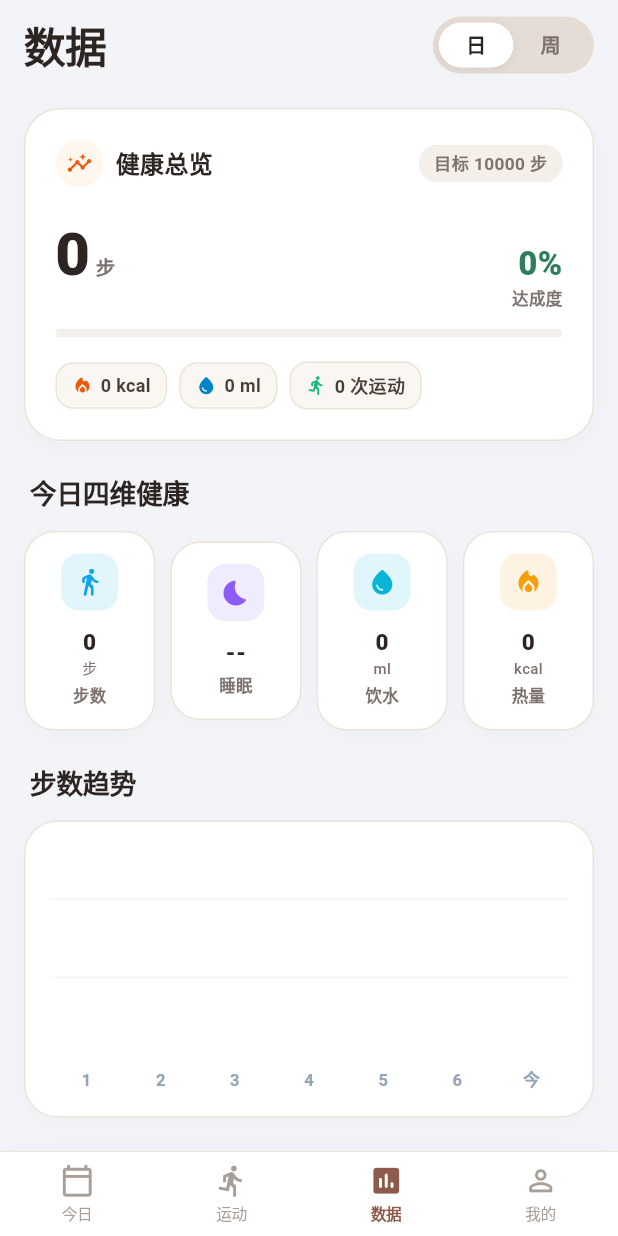
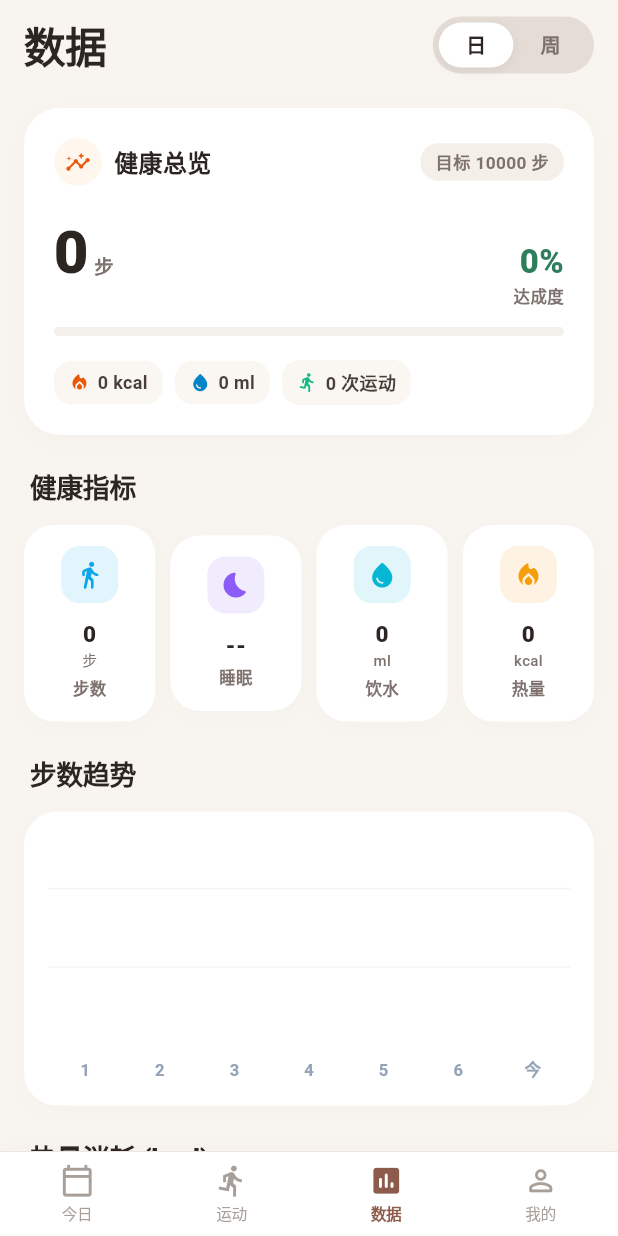
Before and after one commit to xuldqi/yydsxnec, a Flutter app: the ReportsHostScreen screen opened by its route, after a tap on "同意并继续", on a phone screen of 412 x 824 dp. Run offline on Flutter 3.47's test engine with Material 3 defaults, Android fonts, the phone set to English and light mode, and no system bars; drawn by our look-alikes of fl_chart; our stand-ins replace audioplayers, camera, drift, drift_flutter, flutter_local_notifications, flutter_riverpod and 18 more; missing offline and left inert: flutter_foreground_task, google_mlkit_text_recognition, home_widget, record, tflite_flutter; accounts and stored records are empty; generated files the repository leaves out were written again; project files that could hold a hidden picture were left out.

Commit message:
fix: remove mascot self-referencing speech and align data tab to borderless warm palette

```diff
--- a/lib/features/capybara/models/capybara_state.dart
+++ b/lib/features/capybara/models/capybara_state.dart
@@ -6,7 +6,7 @@ enum CapybaraMood {
   sleepy(
     label: '打瞌睡',
     statusDesc: '正在养精蓄锐',
-    defaultQuote: '呼噜... 今天还没怎么动呢，带我去散散步吧~',
+    defaultQuote: '呼噜... 今天还没怎么动呢，一起去散散步吧~',
     badgeColor: Color(0xFF8D7B74),
     badgeBg: Color(0xFFF3ECE7),
   ),
@@ -33,7 +33,7 @@ enum CapybaraMood {
   energetic(
     label: '神采奕奕',
     statusDesc: '元气满满状态佳',
-    defaultQuote: '哇！今天的你超级自律，卡皮巴拉为你感到骄傲！',
+    defaultQuote: '哇！今天的你超级自律，为你感到骄傲！',
     badgeColor: Color(0xFF2E7D5B),
     badgeBg: Color(0xFFEBF7EE),
   );
--- a/lib/features/capybara/providers/capybara_provider.dart
+++ b/lib/features/capybara/providers/capybara_provider.dart
@@ -24,7 +24,7 @@ class CapybaraNotifier extends StateNotifier<CapybaraState> {
   static const List<String> _petQuotes = [
     '呼噜呼噜... 好舒服呀~ (满意眯眼)',
     '摸摸头，今天也要心平气和、健康自律哦~',
-    '卡皮巴拉最喜欢你了！继续保持好状态！',
+    '最喜欢你了！继续保持好状态！',
     '咕噜噜，有你的陪伴，今天又是治愈的一天。',
     '大大的拥抱！记得按时喝水多走动哦~',
     '心如止水，波澜不惊... 诶，被你摸笑了！',
--- a/lib/features/records/records_screen.dart
+++ b/lib/features/records/records_screen.dart
@@ -10,7 +10,6 @@ import '../../l10n/app_l10n_ext.dart';
 // ─── Design Tokens ────────────────────────────────────────────────────────
 const _p1    = Color(0xFF0EA5E9); // Sky Blue (Steps)
 const _p2    = Color(0xFF8B5CF6); // Purple (Sleep)
-const _p3    = Color(0xFF10B981); // Emerald (Activity)
 const _p4    = Color(0xFFF59E0B); // Amber (Calories)
 const _water = Color(0xFF06B6D4); // Cyan (Water)
 
@@ -30,7 +29,7 @@ class _DailyScreenState extends ConsumerState<DailyScreen> {
       children: [
         _OverviewCard(range: _range),
         const SizedBox(height: 22),
-        _sectionTitle('今日四维健康'),
+        _sectionTitle('健康指标'),
         const SizedBox(height: 12),
         _FourDimRow(range: _range),
         const SizedBox(height: 22),
@@ -82,7 +81,6 @@ class _OverviewCard extends ConsumerWidget {
       decoration: BoxDecoration(
         color: Colors.white,
         borderRadius: BorderRadius.circular(24),
-        border: Border.all(color: const Color(0xFFECE4D8), width: 1.0),
         boxShadow: const [
           BoxShadow(
             color: Color(0x087A533E),
@@ -218,7 +216,6 @@ class _OverviewCard extends ConsumerWidget {
     decoration: BoxDecoration(
       color: const Color(0xFFFAF7F2),
       borderRadius: BorderRadius.circular(12),
-      border: Border.all(color: const Color(0xFFECE4D8)),
     ),
     child: Row(
       mainAxisSize: MainAxisSize.min,
@@ -283,7 +280,6 @@ class _Tile extends StatelessWidget {
           offset: Offset(0, 4),
         ),
       ],
-      border: Border.all(color: const Color(0xFFECE4D8)),
     ),
     child: Column(crossAxisAlignment: CrossAxisAlignment.center, children: [
       Container(width: 38, height: 38,
@@ -309,7 +305,6 @@ class _ChartCard extends StatelessWidget {
     decoration: BoxDecoration(
       color: Colors.white,
       borderRadius: BorderRadius.circular(22),
-      border: Border.all(color: const Color(0xFFECE4D8)),
       boxShadow: const [
         BoxShadow(
           color: Color(0x067A533E),
@@ -381,7 +376,7 @@ Widget _lineChart(List<FlSpot> data, Color c, {double? maxY}) {
     ),
     lineBarsData: [LineChartBarData(
       spots: data, isCurved: true, curveSmoothness: 0.4, color: c, barWidth: 3,
-      dotData: FlDotData(show: true, getDotPainter: (s, _, __, ___) =>
+      dotData: FlDotData(show: true, getDotPainter: (s, _, _, _) =>
         FlDotCirclePainter(radius: 4, color: Colors.white, strokeWidth: 2.5, strokeColor: c)),
       belowBarData: BarAreaData(show: true, gradient: LinearGradient(
         begin: Alignment.topCenter, end: Alignment.bottomCenter,
--- a/lib/features/reports/reports_host_screen.dart
+++ b/lib/features/reports/reports_host_screen.dart
@@ -28,9 +28,9 @@ class _ReportsHostScreenState extends State<ReportsHostScreen> {
   @override
   Widget build(BuildContext context) {
     return Scaffold(
-      backgroundColor: const Color(0xFFF3F4F8),
+      backgroundColor: const Color(0xFFF8F5F0),
       body: Container(
-        color: const Color(0xFFF3F4F8),
+        color: const Color(0xFFF8F5F0),
         child: SafeArea(
           bottom: false,
           child: Column(
--- a/lib/features/reports/week_report_screen.dart
+++ b/lib/features/reports/week_report_screen.dart
@@ -55,7 +55,6 @@ class _WeekReportInnerScreenState extends ConsumerState<WeekReportInnerScreen> {
                   decoration: BoxDecoration(
                     color: Colors.white,
                     borderRadius: BorderRadius.circular(24),
-                    border: Border.all(color: const Color(0xFFECE4D8), width: 1.0),
                     boxShadow: const [
                       BoxShadow(
                         color: Color(0x087A533E),
@@ -269,14 +268,19 @@ class _WeekReportInnerScreenState extends ConsumerState<WeekReportInnerScreen> {
         decoration: BoxDecoration(
           color: sel ? _getMainColor() : Colors.white,
           borderRadius: BorderRadius.circular(20),
-          border: Border.all(color: sel ? Colors.transparent : const Color(0xFFECE4D8)),
           boxShadow: sel ? [
             BoxShadow(
               color: _getMainColor().withValues(alpha: 0.25),
               blurRadius: 8,
               offset: const Offset(0, 3),
             )
-          ] : null,
+          ] : const [
+            BoxShadow(
+              color: Color(0x067A533E),
+              blurRadius: 8,
+              offset: Offset(0, 2),
+            )
+          ],
         ),
         child: Text(label, style: TextStyle(
           color: sel ? Colors.white : const Color(0xFF7D726D),
@@ -300,7 +304,6 @@ class _SectionCard extends StatelessWidget {
       decoration: BoxDecoration(
         color: Colors.white,
         borderRadius: BorderRadius.circular(22),
-        border: Border.all(color: const Color(0xFFECE4D8)),
         boxShadow: const [
           BoxShadow(
             color: Color(0x067A533E),
@@ -411,7 +414,7 @@ class _TrendChart extends StatelessWidget {
       ),
       lineBarsData: [LineChartBarData(
         spots: spots, isCurved: true, color: color, barWidth: 3,
-        dotData: FlDotData(show: true, getDotPainter: (s, _, __, ___) =>
+        dotData: FlDotData(show: true, getDotPainter: (s, _, _, _) =>
           FlDotCirclePainter(radius: 4, color: Colors.white, strokeWidth: 2.5, strokeColor: color)),
         belowBarData: BarAreaData(show: true, gradient: LinearGradient(
           begin: Alignment.topCenter, end: Alignment.bottomCenter,
@@ -433,7 +436,6 @@ class _DimBox extends StatelessWidget {
       decoration: BoxDecoration(
         color: Colors.white,
         borderRadius: BorderRadius.circular(18),
-        border: Border.all(color: const Color(0xFFECE4D8)),
         boxShadow: const [
           BoxShadow(
             color: Color(0x067A533E),
```
